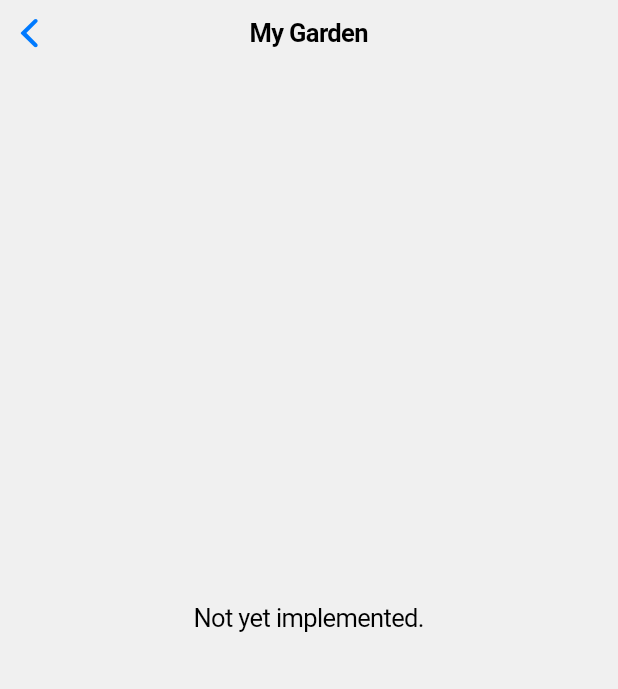
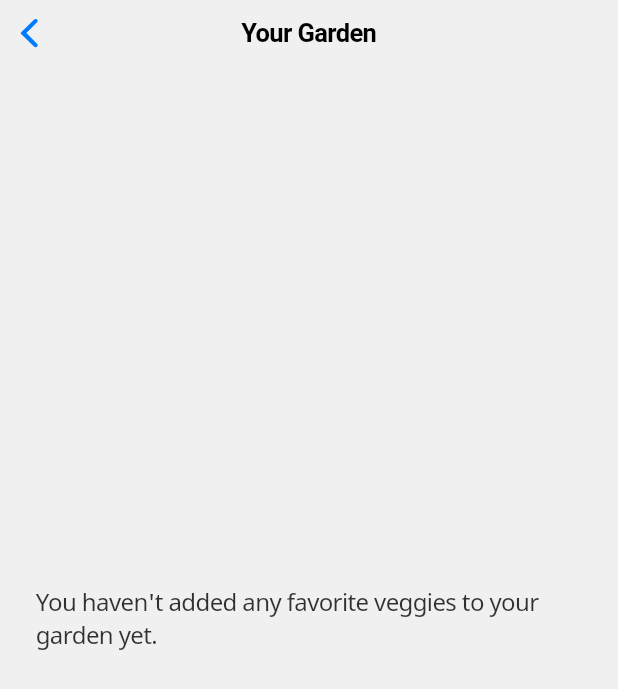
Before and after one commit to InMatrix/veggieseasons, a Flutter app: the FavoritesScreen screen opened directly, on a phone screen of 412 x 824 dp. Shown: the top 689 px of the screen. Run offline on Flutter 3.47's test engine with Material 2 defaults, Android fonts, the phone set to English and light mode, and no system bars.

Commit message:
Adding favorites screen to veggieseasons. (#16)

```diff
--- a/lib/screens/favorites.dart
+++ b/lib/screens/favorites.dart
@@ -4,18 +4,55 @@
 
 import 'package:flutter/cupertino.dart';
 import 'package:flutter/widgets.dart';
+import 'package:scoped_model/scoped_model.dart';
+import 'package:veggieseasons/data/model.dart';
+import 'package:veggieseasons/data/veggie.dart';
 import 'package:veggieseasons/styles.dart';
+import 'package:veggieseasons/widgets/veggie_headline.dart';
 
 class FavoritesScreen extends StatelessWidget {
+  /// Builds the "content" of the favorites screen: either a list of favorite
+  /// veggies or a note that says the user hasn't favorited any yet.
+  Widget _buildScaffoldBody(BuildContext context) {
+    final model = ScopedModel.of<AppState>(context, rebuildOnChange: true);
+
+    if (model.favoriteVeggies.length == 0) {
+      return Padding(
+        padding: const EdgeInsets.symmetric(horizontal: 24.0),
+        child: Text(
+          'You haven\'t added any favorite veggies to your garden yet.',
+          style: Styles.headlineDescription,
+        ),
+      );
+    }
+
+    final rows = <Widget>[
+      SizedBox(height: 24.0),
+    ];
+
+    for (Veggie veggie in model.favoriteVeggies) {
+      rows.add(
+        Padding(
+          padding: EdgeInsets.only(left: 16.0, right: 16.0, bottom: 24.0),
+          child: VeggieHeadline(veggie),
+        ),
+      );
+    }
+
+    return ListView(
+      children: rows,
+    );
+  }
+
   @override
   Widget build(BuildContext context) {
     return CupertinoPageScaffold(
       navigationBar: CupertinoNavigationBar(
-        middle: Text('My Garden'),
+        middle: Text('Your Garden'),
       ),
       backgroundColor: Styles.scaffoldBackground,
       child: Center(
-        child: Text('Not yet implemented.'),
+        child: _buildScaffoldBody(context),
       ),
     );
   }
```
